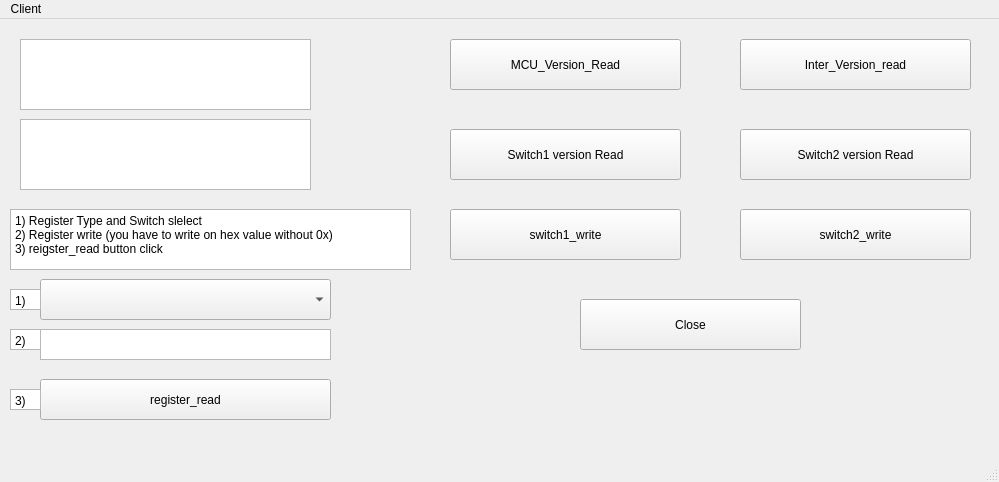
KangSunghak-global/ESU_DAIG2, file ui/Client.ui: the form before one commit.
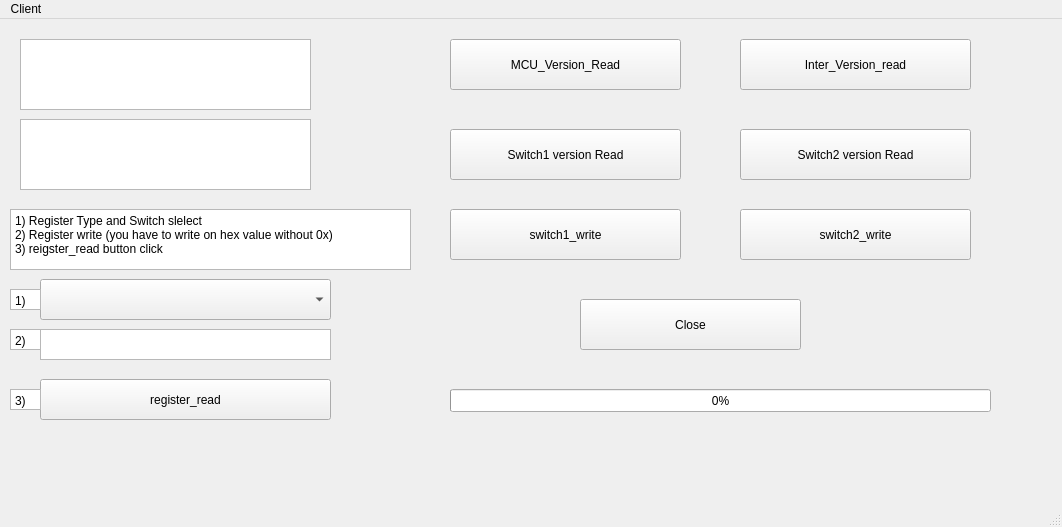
The form after the commit.

Commit message: Progress Bar 추가

```diff
--- a/ui/Client.ui
+++ b/ui/Client.ui
@@ -6,8 +6,8 @@
    <rect>
     <x>0</x>
     <y>0</y>
-    <width>999</width>
-    <height>482</height>
+    <width>1062</width>
+    <height>527</height>
    </rect>
   </property>
   <property name="windowTitle">
@@ -266,14 +266,30 @@
      <bool>true</bool>
     </property>
    </widget>
+   <widget class="QProgressBar" name="progressBar">
+    <property name="geometry">
+     <rect>
+      <x>450</x>
+      <y>370</y>
+      <width>541</width>
+      <height>23</height>
+     </rect>
+    </property>
+    <property name="maximum">
+     <number>60</number>
+    </property>
+    <property name="value">
+     <number>0</number>
+    </property>
+   </widget>
   </widget>
   <widget class="QMenuBar" name="menubar">
    <property name="geometry">
     <rect>
      <x>0</x>
      <y>0</y>
-     <width>999</width>
-     <height>21</height>
+     <width>1062</width>
+     <height>26</height>
     </rect>
    </property>
    <widget class="QMenu" name="menuClient">
```
The commit also changes 1 other file.
